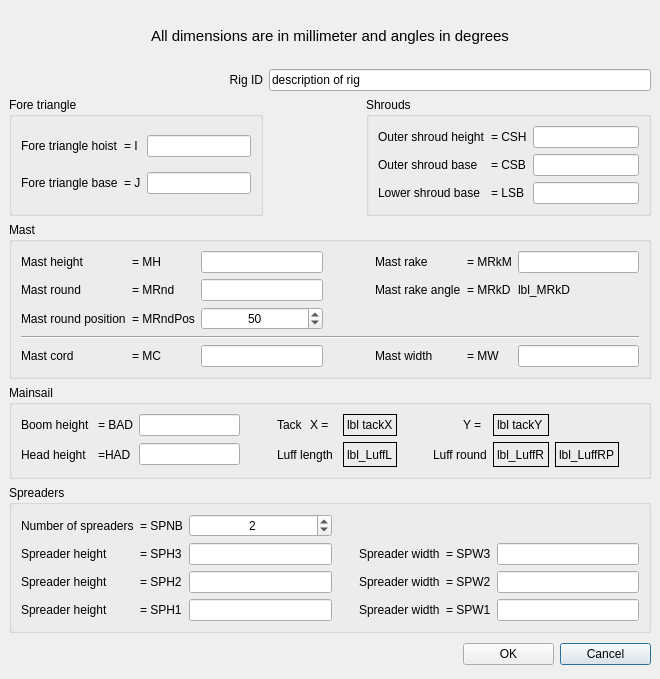
Qt form src/formrigdefbase.ui (sailcut/sailcut) before a commit.
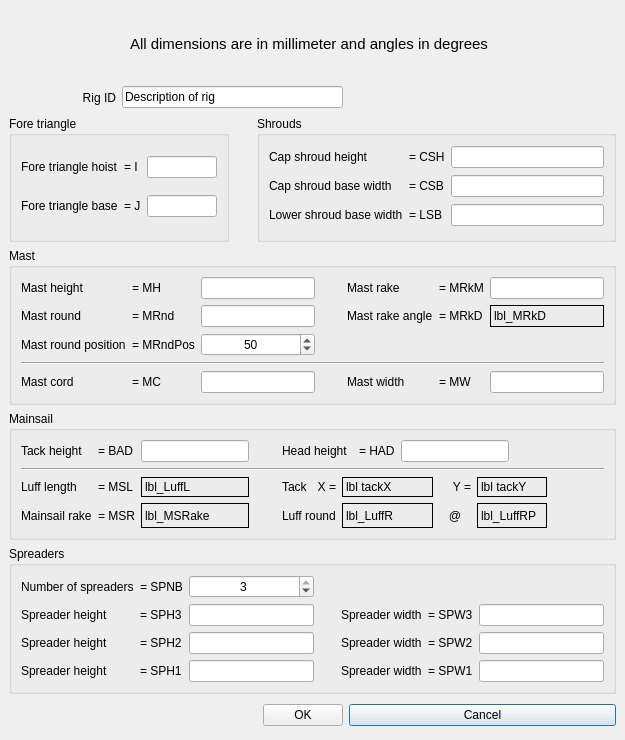
The same form after that commit.

Commit message: work on rig definition

Patch:
```diff
--- a/src/formrigdefbase.ui
+++ b/src/formrigdefbase.ui
@@ -6,10 +6,16 @@
    <rect>
     <x>0</x>
     <y>0</y>
-    <width>660</width>
-    <height>679</height>
+    <width>625</width>
+    <height>740</height>
    </rect>
   </property>
+  <property name="minimumSize" >
+   <size>
+    <width>625</width>
+    <height>740</height>
+   </size>
+  </property>
   <property name="windowTitle" >
    <string>Dialog</string>
   </property>
@@ -20,174 +26,21 @@
    <property name="spacing" >
     <number>6</number>
    </property>
-   <item row="2" column="2" colspan="3" >
-    <widget class="QGroupBox" name="groupBox_3" >
-     <property name="title" >
-      <string>Shrouds</string>
-     </property>
-     <layout class="QGridLayout" >
-      <property name="margin" >
-       <number>9</number>
-      </property>
-      <property name="spacing" >
-       <number>6</number>
-      </property>
-      <item row="1" column="2" >
-       <widget class="QLineEdit" name="txt_CSB" >
-        <property name="minimumSize" >
-         <size>
-          <width>70</width>
-          <height>0</height>
-         </size>
-        </property>
-        <property name="alignment" >
-         <set>Qt::AlignHCenter</set>
-        </property>
-       </widget>
-      </item>
-      <item row="0" column="2" >
-       <widget class="QLineEdit" name="txt_CSH" >
-        <property name="sizePolicy" >
-         <sizepolicy>
-          <hsizetype>3</hsizetype>
-          <vsizetype>0</vsizetype>
-          <horstretch>0</horstretch>
-          <verstretch>0</verstretch>
-         </sizepolicy>
-        </property>
-        <property name="minimumSize" >
-         <size>
-          <width>70</width>
-          <height>0</height>
-         </size>
-        </property>
-        <property name="alignment" >
-         <set>Qt::AlignHCenter</set>
-        </property>
-       </widget>
-      </item>
-      <item row="2" column="2" >
-       <widget class="QLineEdit" name="txt_LSB" >
-        <property name="minimumSize" >
-         <size>
-          <width>70</width>
-          <height>0</height>
-         </size>
-        </property>
-        <property name="alignment" >
-         <set>Qt::AlignHCenter</set>
-        </property>
-       </widget>
-      </item>
-      <item row="0" column="0" >
-       <widget class="QLabel" name="lbl_CapShroudHeight" >
-        <property name="text" >
-         <string>Outer shroud height</string>
-        </property>
-       </widget>
-      </item>
-      <item row="0" column="1" >
-       <widget class="QLabel" name="lbl_CSH" >
-        <property name="text" >
-         <string>= CSH</string>
-        </property>
-       </widget>
-      </item>
-      <item row="1" column="1" >
-       <widget class="QLabel" name="lbl_CSB" >
-        <property name="text" >
-         <string>= CSB</string>
-        </property>
-       </widget>
-      </item>
-      <item row="1" column="0" >
-       <widget class="QLabel" name="lbl_CapShroudBase" >
-        <property name="text" >
-         <string>Outer shroud base</string>
-        </property>
-       </widget>
-      </item>
-      <item row="2" column="1" >
-       <widget class="QLabel" name="lbl_LSB" >
-        <property name="text" >
-         <string>= LSB</string>
-        </property>
-       </widget>
-      </item>
-      <item row="2" column="0" >
-       <widget class="QLabel" name="lbl_LowerShroudBase" >
-        <property name="text" >
-         <string>Lower shroud base</string>
-        </property>
-       </widget>
-      </item>
-     </layout>
-    </widget>
-   </item>
-   <item row="1" column="1" colspan="4" >
-    <widget class="QLineEdit" name="txt_RigID" >
-     <property name="text" >
-      <string>description of rig</string>
-     </property>
-    </widget>
-   </item>
-   <item row="0" column="0" colspan="5" >
-    <widget class="QLabel" name="lbl_TopFrame" >
-     <property name="sizePolicy" >
-      <sizepolicy>
-       <hsizetype>5</hsizetype>
-       <vsizetype>1</vsizetype>
-       <horstretch>0</horstretch>
-       <verstretch>0</verstretch>
-      </sizepolicy>
-     </property>
-     <property name="minimumSize" >
-      <size>
-       <width>200</width>
-       <height>40</height>
-      </size>
-     </property>
-     <property name="font" >
-      <font>
-       <pointsize>11</pointsize>
-      </font>
-     </property>
-     <property name="text" >
-      <string>All dimensions are in millimeter and angles in degrees</string>
-     </property>
-     <property name="alignment" >
-      <set>Qt::AlignCenter</set>
-     </property>
-    </widget>
-   </item>
-   <item row="6" column="4" >
+   <item row="6" column="5" >
     <widget class="QPushButton" name="btnCancel" >
      <property name="text" >
       <string>Cancel</string>
      </property>
     </widget>
    </item>
-   <item row="6" column="3" >
+   <item row="6" column="4" >
     <widget class="QPushButton" name="btnOK" >
      <property name="text" >
       <string>OK</string>
      </property>
     </widget>
    </item>
-   <item row="6" column="0" colspan="3" >
-    <spacer>
-     <property name="orientation" >
-      <enum>Qt::Horizontal</enum>
-     </property>
-     <property name="sizeHint" >
-      <size>
-       <width>371</width>
-       <height>31</height>
-      </size>
-     </property>
-    </spacer>
-   </item>
-   <item row="5" column="0" colspan="5" >
+   <item row="5" column="0" colspan="6" >
     <widget class="QGroupBox" name="groupBox_4" >
      <property name="title" >
       <string>Spreaders</string>
@@ -247,11 +100,14 @@
         <property name="alignment" >
          <set>Qt::AlignHCenter</set>
         </property>
+        <property name="suffix" >
+         <string/>
+        </property>
         <property name="maximum" >
          <number>3</number>
         </property>
         <property name="value" >
-         <number>2</number>
+         <number>3</number>
         </property>
        </widget>
       </item>
@@ -389,7 +245,7 @@
      </layout>
     </widget>
    </item>
-   <item row="4" column="0" colspan="5" >
+   <item row="4" column="0" colspan="6" >
     <widget class="QGroupBox" name="groupBox_5" >
      <property name="sizePolicy" >
       <sizepolicy>
@@ -402,7 +258,7 @@
      <property name="minimumSize" >
       <size>
        <width>0</width>
-       <height>60</height>
+       <height>0</height>
       </size>
      </property>
      <property name="title" >
@@ -415,8 +271,75 @@
       <property name="spacing" >
        <number>6</number>
       </property>
-      <item row="1" column="11" >
+      <item row="3" column="1" >
+       <widget class="QLabel" name="lblMSR" >
+        <property name="text" >
+         <string>= MSR</string>
+        </property>
+       </widget>
+      </item>
+      <item row="2" column="1" >
+       <widget class="QLabel" name="lblMSLL" >
+        <property name="text" >
+         <string>= MSL</string>
+        </property>
+       </widget>
+      </item>
+      <item row="0" column="1" >
+       <widget class="QLabel" name="lblBAD" >
+        <property name="minimumSize" >
+         <size>
+          <width>0</width>
+          <height>0</height>
+         </size>
+        </property>
+        <property name="text" >
+         <string>= BAD</string>
+        </property>
+       </widget>
+      </item>
+      <item row="0" column="0" >
+       <widget class="QLabel" name="lbl_BAD" >
+        <property name="text" >
+         <string>Tack height </string>
+        </property>
+       </widget>
+      </item>
+      <item row="0" column="7" >
+       <widget class="QLabel" name="lblHAD" >
+        <property name="text" >
+         <string>= HAD</string>
+        </property>
+       </widget>
+      </item>
+      <item row="0" column="4" colspan="3" >
+       <widget class="QLabel" name="lbl_HAD" >
+        <property name="text" >
+         <string>Head height</string>
+        </property>
+       </widget>
+      </item>
+      <item row="3" column="12" >
+       <spacer>
+        <property name="orientation" >
+         <enum>Qt::Horizontal</enum>
+        </property>
+        <property name="sizeHint" >
+         <size>
+          <width>20</width>
+          <height>25</height>
+         </size>
+        </property>
+       </spacer>
+      </item>
+      <item row="3" column="10" colspan="2" >
        <widget class="QLabel" name="lbl_LuffRP" >
+        <property name="minimumSize" >
+         <size>
+          <width>60</width>
+          <height>0</height>
+         </size>
+        </property>
         <property name="frameShape" >
          <enum>QFrame::Box</enum>
         </property>
@@ -425,8 +348,24 @@
         </property>
        </widget>
       </item>
-      <item row="1" column="10" >
+      <item row="3" column="9" >
+       <widget class="QLabel" name="label" >
+        <property name="text" >
+         <string>@</string>
+        </property>
+        <property name="alignment" >
+         <set>Qt::AlignCenter</set>
+        </property>
+       </widget>
+      </item>
+      <item row="3" column="6" colspan="3" >
        <widget class="QLabel" name="lbl_LuffR" >
+        <property name="minimumSize" >
+         <size>
+          <width>70</width>
+          <height>0</height>
+         </size>
+        </property>
         <property name="frameShape" >
          <enum>QFrame::Box</enum>
         </property>
@@ -435,94 +374,61 @@
         </property>
        </widget>
       </item>
-      <item row="1" column="12" >
-       <spacer>
-        <property name="orientation" >
-         <enum>Qt::Horizontal</enum>
-        </property>
-        <property name="sizeHint" >
-         <size>
-          <width>20</width>
-          <height>25</height>
-         </size>
-        </property>
-       </spacer>
-      </item>
-      <item row="0" column="11" colspan="2" >
-       <spacer>
-        <property name="orientation" >
-         <enum>Qt::Horizontal</enum>
-        </property>
-        <property name="sizeHint" >
-         <size>
-          <width>91</width>
-          <height>20</height>
-         </size>
-        </property>
-       </spacer>
-      </item>
-      <item row="0" column="10" >
-       <widget class="QLabel" name="lbl_tackY" >
-        <property name="frameShape" >
-         <enum>QFrame::Box</enum>
-        </property>
-        <property name="text" >
-         <string>lbl tackY</string>
-        </property>
-       </widget>
-      </item>
-      <item row="0" column="9" >
-       <widget class="QLabel" name="lbl_Y" >
-        <property name="text" >
-         <string>Y =</string>
-        </property>
-       </widget>
-      </item>
-      <item row="1" column="8" colspan="2" >
+      <item row="3" column="4" colspan="2" >
        <widget class="QLabel" name="lbl_Luff_Round" >
         <property name="text" >
          <string>Luff round</string>
         </property>
        </widget>
       </item>
-      <item row="1" column="7" >
-       <spacer>
-        <property name="orientation" >
-         <enum>Qt::Horizontal</enum>
+      <item row="3" column="0" >
+       <widget class="QLabel" name="lbl_MainRake" >
+        <property name="text" >
+         <string>Mainsail rake</string>
         </property>
-        <property name="sizeHint" >
-         <size>
-          <width>31</width>
-          <height>20</height>
-         </size>
-        </property>
-       </spacer>
+       </widget>
       </item>
-      <item row="0" column="7" colspan="2" >
-       <spacer>
-        <property name="orientation" >
-         <enum>Qt::Horizontal</enum>
-        </property>
-        <property name="sizeHint" >
+      <item row="3" column="2" >
+       <widget class="QLabel" name="lbl_MSRake" >
+        <property name="minimumSize" >
          <size>
-          <width>31</width>
-          <height>20</height>
+          <width>70</width>
+          <height>0</height>
          </size>
         </property>
-       </spacer>
-      </item>
-      <item row="0" column="6" >
-       <widget class="QLabel" name="lbl_tackX" >
         <property name="frameShape" >
          <enum>QFrame::Box</enum>
         </property>
         <property name="text" >
-         <string>lbl tackX</string>
+         <string>lbl_MSRake</string>
         </property>
        </widget>
       </item>
-      <item row="1" column="6" >
+      <item row="2" column="5" >
+       <widget class="QLabel" name="lbl_X" >
+        <property name="text" >
+         <string>X =</string>
+        </property>
+        <property name="alignment" >
+         <set>Qt::AlignRight|Qt::AlignTrailing|Qt::AlignVCenter</set>
+        </property>
+       </widget>
+      </item>
+      <item row="2" column="4" >
+       <widget class="QLabel" name="lbl_Mtack" >
+        <property name="text" >
+         <string>Tack</string>
+        </property>
+       </widget>
+      </item>
+      <item row="2" column="2" >
        <widget class="QLabel" name="lbl_LuffL" >
+        <property name="minimumSize" >
+         <size>
+          <width>70</width>
+          <height>0</height>
+         </size>
+        </property>
         <property name="frameShape" >
          <enum>QFrame::Box</enum>
         </property>
@@ -531,21 +437,14 @@
         </property>
        </widget>
       </item>
-      <item row="1" column="4" colspan="2" >
+      <item row="2" column="0" >
        <widget class="QLabel" name="lbl_Luff" >
         <property name="text" >
          <string>Luff length </string>
         </property>
        </widget>
       </item>
-      <item row="0" column="4" >
-       <widget class="QLabel" name="lbl_Mtack" >
-        <property name="text" >
-         <string>Tack</string>
-        </property>
-       </widget>
-      </item>
-      <item row="0" column="3" >
+      <item row="2" column="12" >
        <spacer>
         <property name="orientation" >
          <enum>Qt::Horizontal</enum>
@@ -555,14 +454,53 @@
         </property>
         <property name="sizeHint" >
          <size>
-          <width>31</width>
+          <width>20</width>
           <height>20</height>
          </size>
         </property>
        </spacer>
       </item>
-      <item row="1" column="2" >
-       <widget class="QLineEdit" name="txt_HAD" />
+      <item row="2" column="10" colspan="2" >
+       <widget class="QLabel" name="lbl_tackY" >
+        <property name="minimumSize" >
+         <size>
+          <width>70</width>
+          <height>0</height>
+         </size>
+        </property>
+        <property name="frameShape" >
+         <enum>QFrame::Box</enum>
+        </property>
+        <property name="text" >
+         <string>lbl tackY</string>
+        </property>
+       </widget>
+      </item>
+      <item row="2" column="9" >
+       <widget class="QLabel" name="lbl_Y" >
+        <property name="text" >
+         <string>Y =</string>
+        </property>
+        <property name="alignment" >
+         <set>Qt::AlignRight|Qt::AlignTrailing|Qt::AlignVCenter</set>
+        </property>
+       </widget>
+      </item>
+      <item row="2" column="6" colspan="3" >
+       <widget class="QLabel" name="lbl_tackX" >
+        <property name="minimumSize" >
+         <size>
+          <width>70</width>
+          <height>0</height>
+         </size>
+        </property>
+        <property name="frameShape" >
+         <enum>QFrame::Box</enum>
+        </property>
+        <property name="text" >
+         <string>lbl tackX</string>
+        </property>
+       </widget>
       </item>
       <item row="0" column="2" >
        <widget class="QLineEdit" name="txt_BAD" >
@@ -574,156 +512,56 @@
         </property>
        </widget>
       </item>
-      <item row="0" column="5" >
-       <widget class="QLabel" name="lbl_X" >
-        <property name="text" >
-         <string>X =</string>
+      <item row="0" column="11" colspan="2" >
+       <spacer>
+        <property name="orientation" >
+         <enum>Qt::Horizontal</enum>
         </property>
-       </widget>
-      </item>
-      <item row="0" column="1" >
-       <widget class="QLabel" name="lblBAD" >
-        <property name="text" >
-         <string>= BAD</string>
+        <property name="sizeHint" >
+         <size>
+          <width>40</width>
+          <height>20</height>
+         </size>
         </property>
-       </widget>
+       </spacer>
       </item>
-      <item row="0" column="0" >
-       <widget class="QLabel" name="lbl_BAD" >
-        <property name="text" >
-         <string>Boom height </string>
+      <item row="0" column="3" >
+       <spacer>
+        <property name="orientation" >
+         <enum>Qt::Horizontal</enum>
         </property>
-       </widget>
-      </item>
-      <item row="1" column="0" >
-       <widget class="QLabel" name="lbl_HAD" >
-        <property name="text" >
-         <string>Head height</string>
+        <property name="sizeType" >
+         <enum>QSizePolicy::Minimum</enum>
         </property>
-       </widget>
-      </item>
-      <item row="1" column="1" >
-       <widget class="QLabel" name="lblHAD" >
-        <property name="text" >
-         <string>=HAD</string>
+        <property name="sizeHint" >
+         <size>
+          <width>21</width>
+          <height>20</height>
+         </size>
         </property>
-       </widget>
+       </spacer>
       </item>
-     </layout>
-    </widget>
-   </item>
-   <item row="1" column="0" >
-    <widget class="QLabel" name="lbl_RigID" >
-     <property name="text" >
-      <string>Rig ID</string>
-     </property>
-     <property name="alignment" >
-      <set>Qt::AlignRight|Qt::AlignTrailing|Qt::AlignVCenter</set>
-     </property>
-    </widget>
-   </item>
-   <item row="2" column="1" >
-    <spacer>
-     <property name="orientation" >
-      <enum>Qt::Horizontal</enum>
-     </property>
-     <property name="sizeType" >
-      <enum>QSizePolicy::Minimum</enum>
-     </property>
-     <property name="sizeHint" >
-      <size>
-       <width>41</width>
-       <height>20</height>
-      </size>
-     </property>
-    </spacer>
-   </item>
-   <item row="2" column="0" >
-    <widget class="QGroupBox" name="groupBox" >
-     <property name="title" >
-      <string>Fore triangle</string>
-     </property>
-     <layout class="QGridLayout" >
-      <property name="margin" >
-       <number>9</number>
-      </property>
-      <property name="spacing" >
-       <number>6</number>
-      </property>
-      <item row="1" column="0" >
-       <widget class="QLabel" name="lbl_foreJ" >
-        <property name="text" >
-         <string>Fore triangle base</string>
-        </property>
-       </widget>
-      </item>
-      <item row="0" column="0" >
-       <widget class="QLabel" name="lbl_foreI" >
-        <property name="text" >
-         <string>Fore triangle hoist</string>
-        </property>
-       </widget>
-      </item>
-      <item row="1" column="1" >
-       <widget class="QLabel" name="lbl_J" >
-        <property name="text" >
-         <string>= J</string>
-        </property>
-       </widget>
-      </item>
-      <item row="0" column="1" >
-       <widget class="QLabel" name="lbl_I" >
-        <property name="text" >
-         <string>= I</string>
-        </property>
-       </widget>
-      </item>
-      <item row="1" column="2" >
-       <widget class="QLineEdit" name="txt_foreJ" >
-        <property name="sizePolicy" >
-         <sizepolicy>
-          <hsizetype>1</hsizetype>
-          <vsizetype>0</vsizetype>
-          <horstretch>0</horstretch>
-          <verstretch>0</verstretch>
-         </sizepolicy>
-        </property>
+      <item row="0" column="8" colspan="3" >
+       <widget class="QLineEdit" name="txt_HAD" >
         <property name="minimumSize" >
          <size>
           <width>70</width>
           <height>0</height>
          </size>
         </property>
-        <property name="alignment" >
-         <set>Qt::AlignHCenter</set>
-        </property>
        </widget>
       </item>
-      <item row="0" column="2" >
-       <widget class="QLineEdit" name="txt_foreI" >
-        <property name="sizePolicy" >
-         <sizepolicy>
-          <hsizetype>1</hsizetype>
-          <vsizetype>0</vsizetype>
-          <horstretch>0</horstretch>
-          <verstretch>0</verstretch>
-         </sizepolicy>
+      <item row="1" column="0" colspan="13" >
+       <widget class="Line" name="line_2" >
+        <property name="orientation" >
+         <enum>Qt::Horizontal</enum>
         </property>
-        <property name="minimumSize" >
-         <size>
-          <width>70</width>
-          <height>0</height>
-         </size>
-        </property>
-        <property name="alignment" >
-         <set>Qt::AlignHCenter</set>
-        </property>
        </widget>
       </item>
      </layout>
     </widget>
    </item>
-   <item row="3" column="0" colspan="5" >
+   <item row="3" column="0" colspan="6" >
     <widget class="QGroupBox" name="groupBox_2" >
      <property name="title" >
       <string>Mast</string>
@@ -791,6 +629,9 @@
       </item>
       <item row="1" column="6" >
        <widget class="QLabel" name="lbl_MRkD" >
+        <property name="frameShape" >
+         <enum>QFrame::Box</enum>
+        </property>
         <property name="text" >
          <string>lbl_MRkD</string>
         </property>
@@ -848,7 +689,7 @@
         </property>
         <property name="sizeHint" >
          <size>
-          <width>40</width>
+          <width>20</width>
           <height>20</height>
          </size>
         </property>
@@ -957,6 +798,289 @@
      </layout>
     </widget>
    </item>
+   <item row="2" column="3" colspan="3" >
+    <widget class="QGroupBox" name="groupBox_3" >
+     <property name="title" >
+      <string>Shrouds</string>
+     </property>
+     <layout class="QGridLayout" >
+      <property name="margin" >
+       <number>9</number>
+      </property>
+      <property name="spacing" >
+       <number>6</number>
+      </property>
+      <item row="2" column="0" >
+       <widget class="QLabel" name="lbl_LowerShroudBase" >
+        <property name="text" >
+         <string>Lower shroud base width</string>
+        </property>
+       </widget>
+      </item>
+      <item row="2" column="1" >
+       <widget class="QLabel" name="lbl_LSB" >
+        <property name="text" >
+         <string>= LSB</string>
+        </property>
+       </widget>
+      </item>
+      <item row="1" column="0" >
+       <widget class="QLabel" name="lbl_CapShroudBase" >
+        <property name="text" >
+         <string>Cap shroud base width</string>
+        </property>
+       </widget>
+      </item>
+      <item row="1" column="1" >
+       <widget class="QLabel" name="lbl_CSB" >
+        <property name="text" >
+         <string>= CSB</string>
+        </property>
+       </widget>
+      </item>
+      <item row="0" column="1" >
+       <widget class="QLabel" name="lbl_CSH" >
+        <property name="text" >
+         <string>= CSH</string>
+        </property>
+       </widget>
+      </item>
+      <item row="0" column="0" >
+       <widget class="QLabel" name="lbl_CapShroudHeight" >
+        <property name="text" >
+         <string>Cap shroud height</string>
+        </property>
+       </widget>
+      </item>
+      <item row="2" column="2" >
+       <widget class="QLineEdit" name="txt_LSB" >
+        <property name="minimumSize" >
+         <size>
+          <width>70</width>
+          <height>0</height>
+         </size>
+        </property>
+        <property name="alignment" >
+         <set>Qt::AlignHCenter</set>
+        </property>
+       </widget>
+      </item>
+      <item row="0" column="2" >
+       <widget class="QLineEdit" name="txt_CSH" >
+        <property name="sizePolicy" >
+         <sizepolicy>
+          <hsizetype>3</hsizetype>
+          <vsizetype>0</vsizetype>
+          <horstretch>0</horstretch>
+          <verstretch>0</verstretch>
+         </sizepolicy>
+        </property>
+        <property name="minimumSize" >
+         <size>
+          <width>70</width>
+          <height>0</height>
+         </size>
+        </property>
+        <property name="alignment" >
+         <set>Qt::AlignHCenter</set>
+        </property>
+       </widget>
+      </item>
+      <item row="1" column="2" >
+       <widget class="QLineEdit" name="txt_CSB" >
+        <property name="minimumSize" >
+         <size>
+          <width>70</width>
+          <height>0</height>
+         </size>
+        </property>
+        <property name="alignment" >
+         <set>Qt::AlignHCenter</set>
+        </property>
+       </widget>
+      </item>
+     </layout>
+    </widget>
+   </item>
+   <item row="2" column="2" >
+    <spacer>
+     <property name="orientation" >
+      <enum>Qt::Horizontal</enum>
+     </property>
+     <property name="sizeType" >
+      <enum>QSizePolicy::Minimum</enum>
+     </property>
+     <property name="sizeHint" >
+      <size>
+       <width>16</width>
+       <height>126</height>
+      </size>
+     </property>
+    </spacer>
+   </item>
+   <item row="1" column="5" >
+    <spacer>
+     <property name="orientation" >
+      <enum>Qt::Horizontal</enum>
+     </property>
+     <property name="sizeHint" >
+      <size>
+       <width>71</width>
+       <height>25</height>
+      </size>
+     </property>
+    </spacer>
+   </item>
+   <item row="0" column="0" colspan="6" >
+    <widget class="QLabel" name="lbl_TopFrame" >
+     <property name="sizePolicy" >
+      <sizepolicy>
+       <hsizetype>5</hsizetype>
+       <vsizetype>1</vsizetype>
+       <horstretch>0</horstretch>
+       <verstretch>0</verstretch>
+      </sizepolicy>
+     </property>
+     <property name="minimumSize" >
+      <size>
+       <width>200</width>
+       <height>40</height>
+      </size>
+     </property>
+     <property name="maximumSize" >
+      <size>
+       <width>600</width>
+       <height>160</height>
+      </size>
+     </property>
+     <property name="font" >
+      <font>
+       <pointsize>11</pointsize>
+      </font>
+     </property>
+     <property name="text" >
+      <string>All dimensions are in millimeter and angles in degrees</string>
+     </property>
+     <property name="alignment" >
+      <set>Qt::AlignCenter</set>
+     </property>
+    </widget>
+   </item>
+   <item row="6" column="0" colspan="4" >
+    <spacer>
+     <property name="orientation" >
+      <enum>Qt::Horizontal</enum>
+     </property>
+     <property name="sizeHint" >
+      <size>
+       <width>331</width>
+       <height>31</height>
+      </size>
+     </property>
+    </spacer>
+   </item>
+   <item row="2" column="0" colspan="2" >
+    <widget class="QGroupBox" name="groupBox" >
+     <property name="title" >
+      <string>Fore triangle</string>
+     </property>
+     <layout class="QGridLayout" >
+      <property name="margin" >
+       <number>9</number>
+      </property>
+      <property name="spacing" >
+       <number>6</number>
+      </property>
+      <item row="1" column="0" >
+       <widget class="QLabel" name="lbl_foreJ" >
+        <property name="text" >
+         <string>Fore triangle base</string>
+        </property>
+       </widget>
+      </item>
+      <item row="0" column="0" >
+       <widget class="QLabel" name="lbl_foreI" >
+        <property name="text" >
+         <string>Fore triangle hoist</string>
+        </property>
+       </widget>
+      </item>
+      <item row="1" column="1" >
+       <widget class="QLabel" name="lbl_J" >
+        <property name="text" >
+         <string>= J</string>
+        </property>
+       </widget>
+      </item>
+      <item row="0" column="1" >
+       <widget class="QLabel" name="lbl_I" >
+        <property name="text" >
+         <string>= I</string>
+        </property>
+       </widget>
+      </item>
+      <item row="1" column="2" >
+       <widget class="QLineEdit" name="txt_foreJ" >
+        <property name="sizePolicy" >
+         <sizepolicy>
+          <hsizetype>1</hsizetype>
+          <vsizetype>0</vsizetype>
+          <horstretch>0</horstretch>
+          <verstretch>0</verstretch>
+         </sizepolicy>
+        </property>
+        <property name="minimumSize" >
+         <size>
+          <width>70</width>
+          <height>0</height>
+         </size>
+        </property>
+        <property name="alignment" >
+         <set>Qt::AlignHCenter</set>
+        </property>
+       </widget>
+      </item>
+      <item row="0" column="2" >
+       <widget class="QLineEdit" name="txt_foreI" >
+        <property name="sizePolicy" >
+         <sizepolicy>
+          <hsizetype>1</hsizetype>
+          <vsizetype>0</vsizetype>
+          <horstretch>0</horstretch>
+          <verstretch>0</verstretch>
+         </sizepolicy>
+        </property>
+        <property name="minimumSize" >
+         <size>
+          <width>70</width>
+          <height>0</height>
+         </size>
+        </property>
+        <property name="alignment" >
+         <set>Qt::AlignHCenter</set>
+        </property>
+       </widget>
+      </item>
+     </layout>
+    </widget>
+   </item>
+   <item row="1" column="0" >
+    <widget class="QLabel" name="lbl_RigID" >
+     <property name="text" >
+      <string>Rig ID</string>
+     </property>
+     <property name="alignment" >
+      <set>Qt::AlignRight|Qt::AlignTrailing|Qt::AlignVCenter</set>
+     </property>
+    </widget>
+   </item>
+   <item row="1" column="1" colspan="4" >
+    <widget class="QLineEdit" name="txt_RigID" >
+     <property name="text" >
+      <string>Description of rig</string>
+     </property>
+    </widget>
+   </item>
   </layout>
  </widget>
  <layoutdefault spacing="6" margin="9" />
```
Left out of the diff: 5 changed lines with no effect on the pictures. The commit also changes 1 other file.
